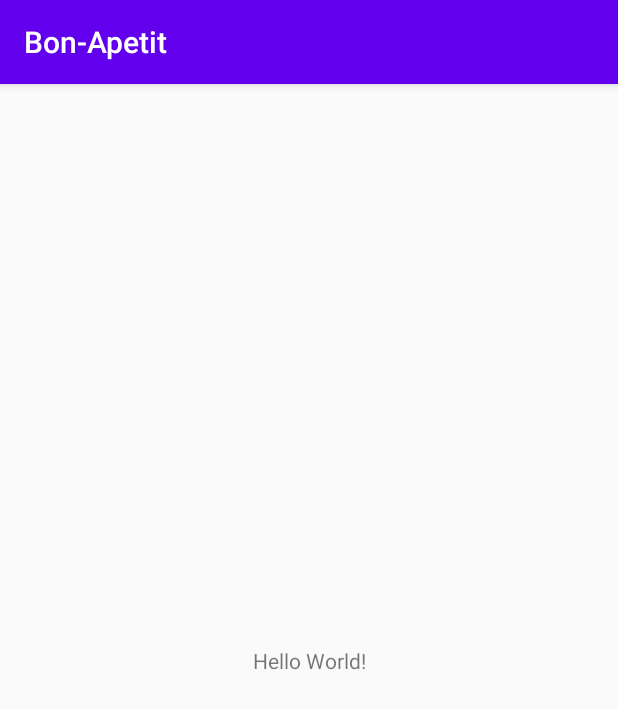
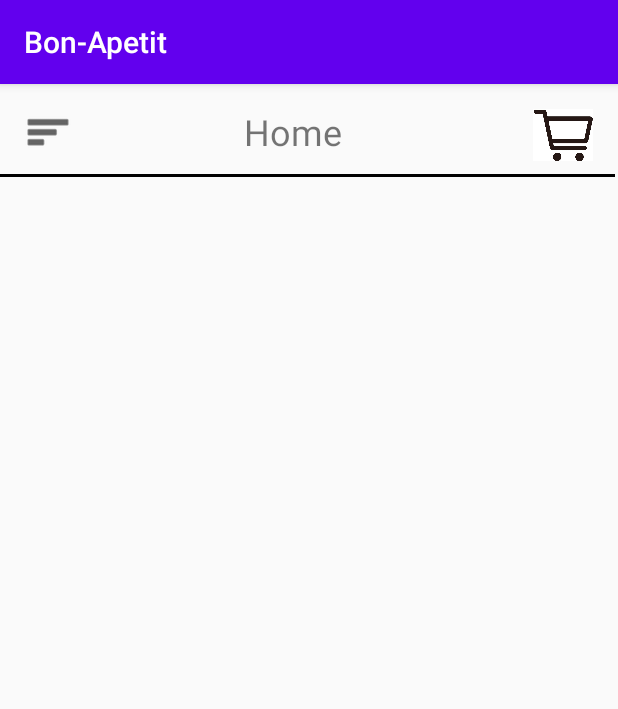
Before and after one commit to Minuli/Bon-Appetit, an Android app: the screen it shows after launch (MainActivity), on a phone screen of 412 x 824 dp. Shown: the top 709 px of the screen. Run offline under Robolectric (Android 15) with nearby library versions, the phone set to English and light mode, and no system bars.

Commit message:
HomePage header Added

```diff
--- a/app/src/main/res/layout/activity_main.xml
+++ b/app/src/main/res/layout/activity_main.xml
@@ -6,13 +6,56 @@
     android:layout_height="match_parent"
     tools:context=".MainActivity">
 
-    <TextView
+    <ImageView
+        android:id="@+id/imageView2"
         android:layout_width="wrap_content"
         android:layout_height="wrap_content"
-        android:text="Hello World!"
         app:layout_constraintBottom_toBottomOf="parent"
-        app:layout_constraintLeft_toLeftOf="parent"
-        app:layout_constraintRight_toRightOf="parent"
-        app:layout_constraintTop_toTopOf="parent" />
+        app:layout_constraintEnd_toEndOf="parent"
+        app:layout_constraintHorizontal_bias="0.042"
+        app:layout_constraintStart_toStartOf="parent"
+        app:layout_constraintTop_toTopOf="parent"
+        app:layout_constraintVertical_bias="0.022"
+        app:srcCompat="@android:drawable/ic_menu_sort_by_size"
+        app:tint="@android:color/background_dark" />
+
+    <TextView
+        android:id="@+id/textView3"
+        android:layout_width="wrap_content"
+        android:layout_height="wrap_content"
+        android:text="@string/home"
+        android:textSize="24sp"
+        app:layout_constraintBottom_toBottomOf="parent"
+        app:layout_constraintEnd_toEndOf="parent"
+        app:layout_constraintHorizontal_bias="0.469"
+        app:layout_constraintStart_toStartOf="parent"
+        app:layout_constraintTop_toTopOf="parent"
+        app:layout_constraintVertical_bias="0.021" />
+
+
+    <ImageView
+        android:id="@+id/imageView"
+        android:layout_width="40dp"
+        android:layout_height="37dp"
+        app:layout_constraintBottom_toBottomOf="parent"
+        app:layout_constraintEnd_toEndOf="parent"
+        app:layout_constraintHorizontal_bias="0.956"
+        app:layout_constraintStart_toStartOf="parent"
+        app:layout_constraintTop_toTopOf="parent"
+        app:layout_constraintVertical_bias="0.021"
+        app:srcCompat="@drawable/cart" />
+
+    <LinearLayout
+        android:layout_width="match_parent"
+        android:layout_height="match_parent"
+        android:orientation="vertical">
+
+        <View
+            android:layout_width="410dp"
+            android:layout_height="2dp"
+            android:layout_marginLeft="0dp"
+            android:layout_marginTop="60dp"
+            android:background="#000000" />
+    </LinearLayout>
 
 </androidx.constraintlayout.widget.ConstraintLayout>
--- a/app/src/main/res/values/strings.xml
+++ b/app/src/main/res/values/strings.xml
@@ -1,3 +1,4 @@
 <resources>
     <string name="app_name">Bon-Apetit</string>
+    <string name="home">Home</string>
 </resources>
```
Also changed, not shown: app/src/main/res/drawable/cart.jpg (added).
